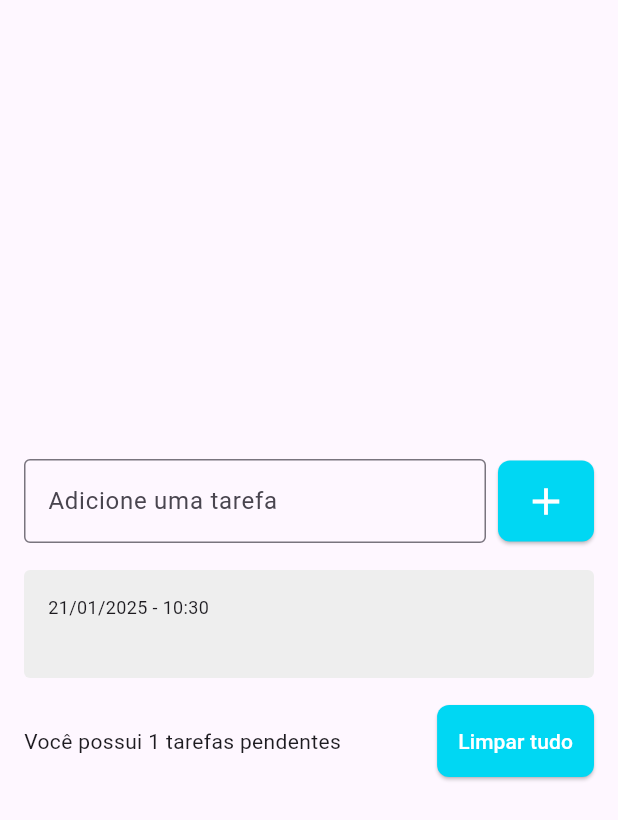
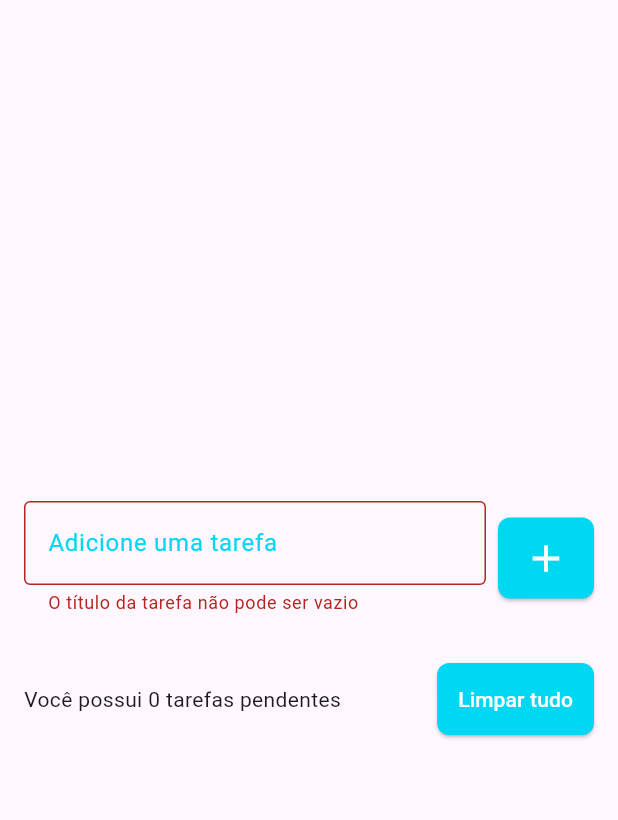
Before and after one commit to silviofrancoms10/todo_list, a Flutter app: the screen it shows after launch, after a tap on the "add" icon, on a phone screen of 412 x 824 dp. Shown: the top 820 px of the screen. Run offline on Flutter 3.47's test engine with Material 3 defaults, Android fonts, the phone set to English and light mode, and no system bars; drawn by our look-alikes of flutter_slidable; our stand-ins replace shared_preferences.

Commit message:
Exibindo Mensagem de Erro

```diff
--- a/lib/pages/task_list_page.dart
+++ b/lib/pages/task_list_page.dart
@@ -18,6 +18,8 @@
 
   Task? deletedTask;
   int? deletedTaskIndex;
+
+  String? errorText;
 
   @override
   void initState() {
@@ -49,18 +51,35 @@
                           border: OutlineInputBorder(),
                           labelText: 'Adicione uma tarefa',
                           hintText: 'Ex. Estudar Flutter',
+                          errorText: errorText,
+                          focusedBorder: OutlineInputBorder(
+                            borderSide: BorderSide(
+                              width: 2,
+                              color: Color(0xff00d7f3),
+                            ),
+                          ),
+                          labelStyle: TextStyle(
+                            color: Color(0xff00d7f3),
+                          )
                         ),
                       ),
                     ),
                     SizedBox(width: 8),
                     ElevatedButton(
                       onPressed: () {
+                        if (taskController.text.isEmpty) {
+                          setState(() {
+                          errorText = 'O título da tarefa não pode ser vazio';
+                          });
+                          return;
+                        }
                         setState(() {
                           Task task = Task(
                             title: taskController.text,
                             dateTime: DateTime.now(),
                           );
                           tasks.add(task);
+                          errorText = null;
                           taskController.clear();
                           taskRepository.saveTaskList(tasks);
                         });
```
